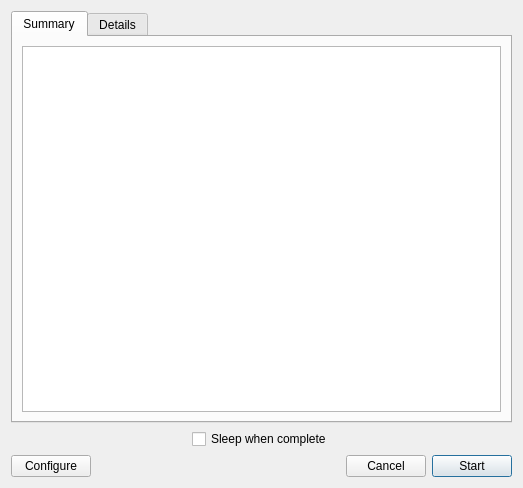
Qt form quickexptdialog.ui (kncrabtree/blackchirp) before a commit.
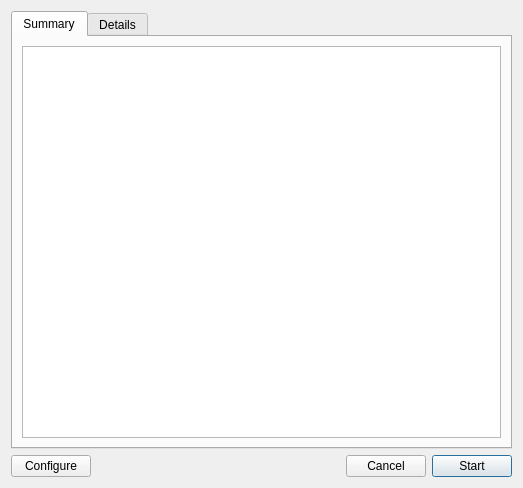
The same form after that commit. Icons and pictures are not drawn.

Commit message: New sleep mode implementation

```diff
--- a/quickexptdialog.ui
+++ b/quickexptdialog.ui
@@ -49,43 +49,6 @@
      </widget>
     </widget>
    </item>
-   <item>
-    <layout class="QHBoxLayout" name="horizontalLayout_2">
-     <item>
-      <spacer name="horizontalSpacer_2">
-       <property name="orientation">
-        <enum>Qt::Horizontal</enum>
-       </property>
-       <property name="sizeHint" stdset="0">
-        <size>
-         <width>40</width>
-         <height>20</height>
-        </size>
-       </property>
-      </spacer>
-     </item>
-     <item>
-      <widget class="QCheckBox" name="sleepCheckBox">
-       <property name="text">
-        <string>Sleep when complete</string>
-       </property>
-      </widget>
-     </item>
-     <item>
-      <spacer name="horizontalSpacer_3">
-       <property name="orientation">
-        <enum>Qt::Horizontal</enum>
-       </property>
-       <property name="sizeHint" stdset="0">
-        <size>
-         <width>40</width>
-         <height>20</height>
-        </size>
-       </property>
-      </spacer>
-     </item>
-    </layout>
-   </item>
    <item>
     <layout class="QHBoxLayout" name="horizontalLayout">
      <item>
```
The commit also changes 10 other files.
